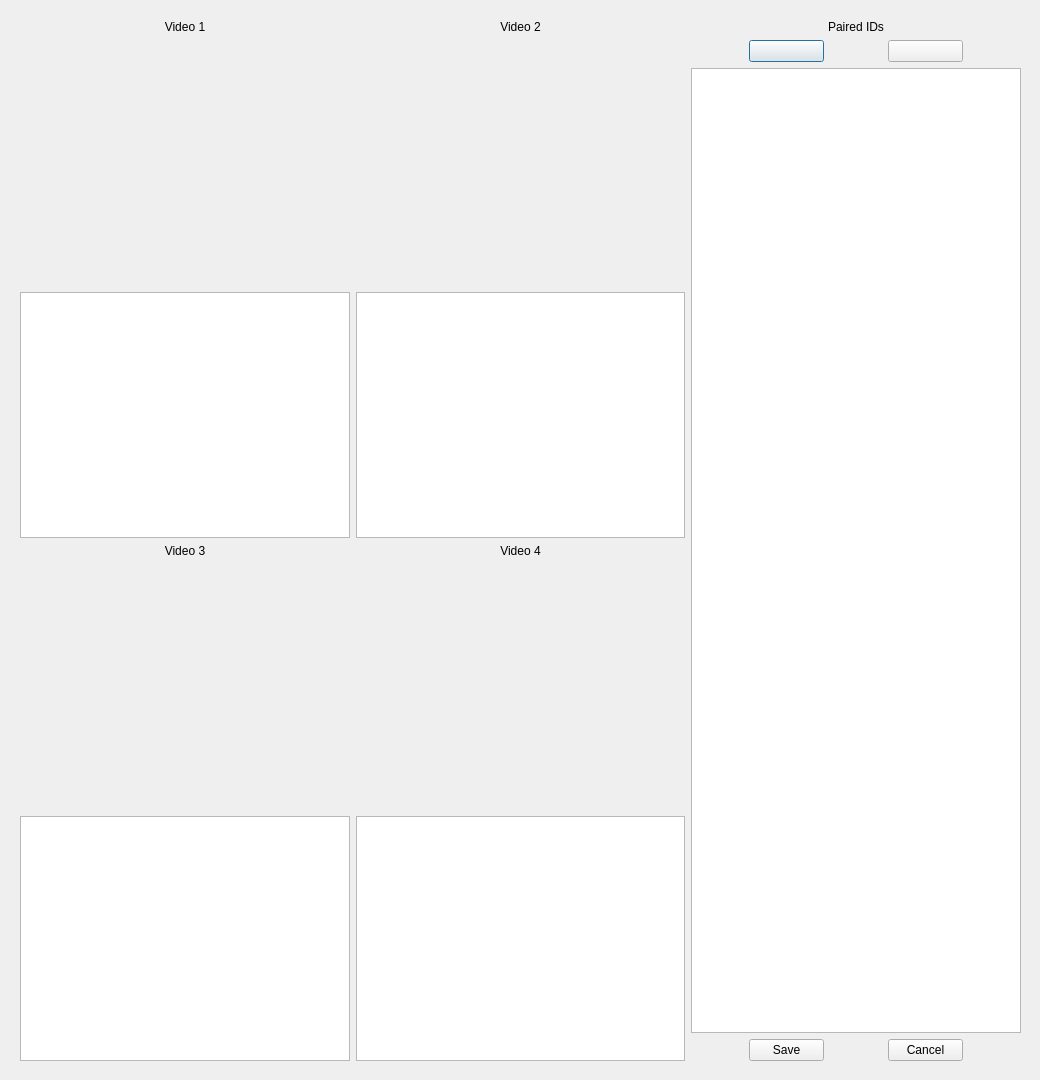
Above: VAM/autoStillDiag.ui from szemenyeim/VAM before the change. Below: the same form after it.
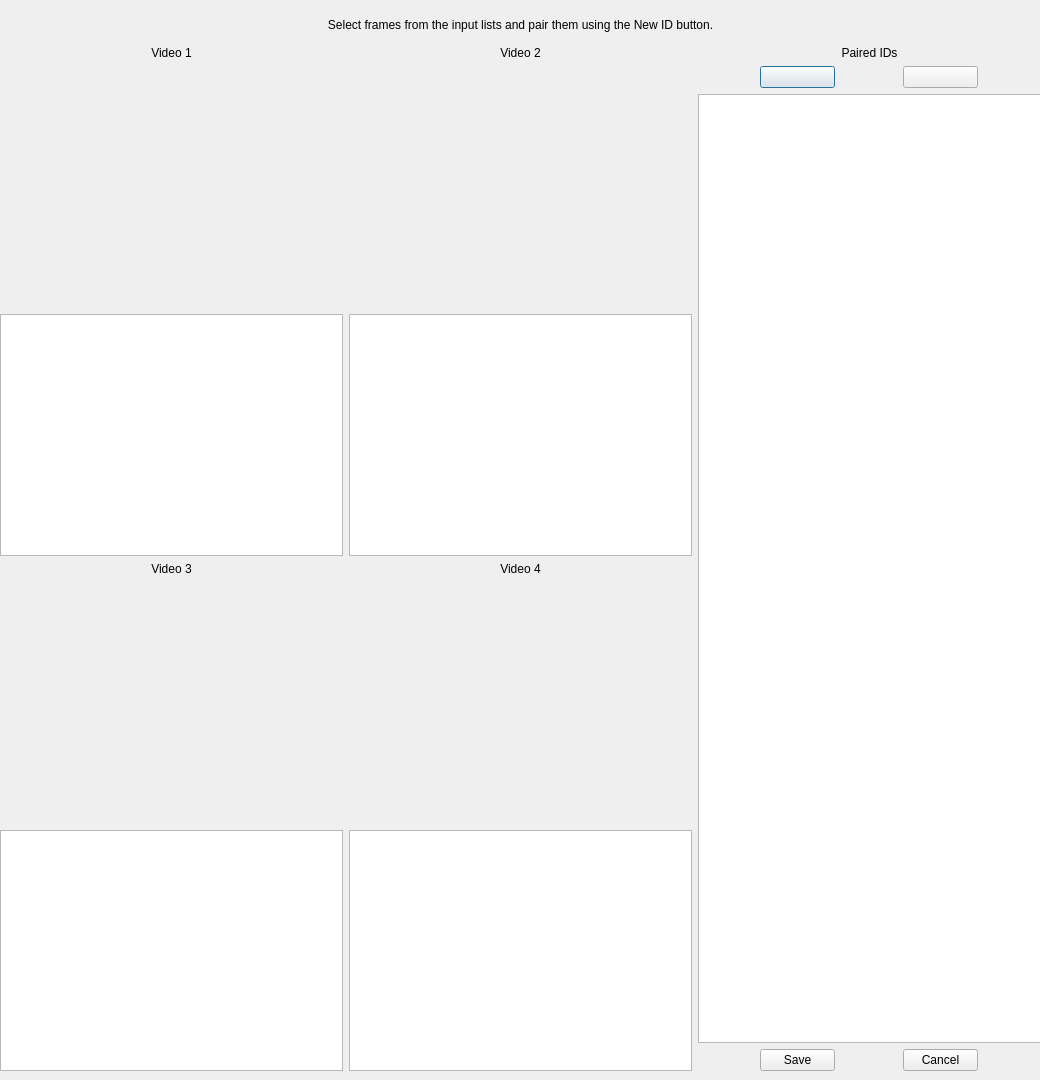
That is the form after the change. Icons and pictures are not drawn. Custom widgets are drawn as their Qt base class.

```diff
--- a/VAM/autoStillDiag.ui
+++ b/VAM/autoStillDiag.ui
@@ -23,17 +23,41 @@
    </size>
   </property>
   <property name="windowTitle">
-   <string>Dialog</string>
+   <string>Pair Still Images</string>
   </property>
-  <widget class="QWidget" name="horizontalLayoutWidget">
+  <widget class="QWidget" name="verticalLayoutWidget">
    <property name="geometry">
     <rect>
-     <x>20</x>
-     <y>20</y>
-     <width>1001</width>
-     <height>1041</height>
+     <x>0</x>
+     <y>10</y>
+     <width>1041</width>
+     <height>1061</height>
     </rect>
    </property>
+   <layout class="QVBoxLayout" name="verticalLayout_3">
+    <item>
+     <widget class="QLabel" name="label">
+      <property name="minimumSize">
+       <size>
+        <width>0</width>
+        <height>30</height>
+       </size>
+      </property>
+      <property name="maximumSize">
+       <size>
+        <width>16777215</width>
+        <height>30</height>
+       </size>
+      </property>
+      <property name="text">
+       <string>Select frames from the input lists and pair them using the New ID button.</string>
+      </property>
+      <property name="alignment">
+       <set>Qt::AlignCenter</set>
+      </property>
+     </widget>
+    </item>
+    <item>
    <layout class="QHBoxLayout" name="horizontalLayout">
     <item>
      <layout class="QVBoxLayout" name="verticalLayout_5">
@@ -361,6 +385,8 @@
               <normaloff>:/VAM/Icons/1466084143_delete.png</normaloff>:/VAM/Icons/1466084143_delete.png</iconset>
             </property>
            </widget>
+            </item>
+           </layout>
           </item>
          </layout>
         </item>
```
Lines whose indentation alone changed are shown as unchanged.
